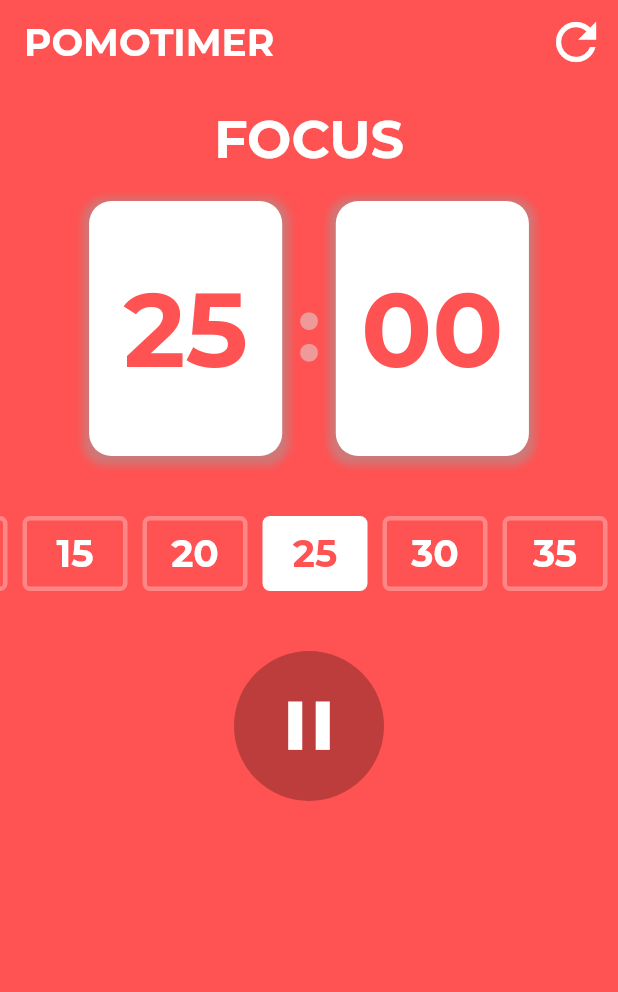
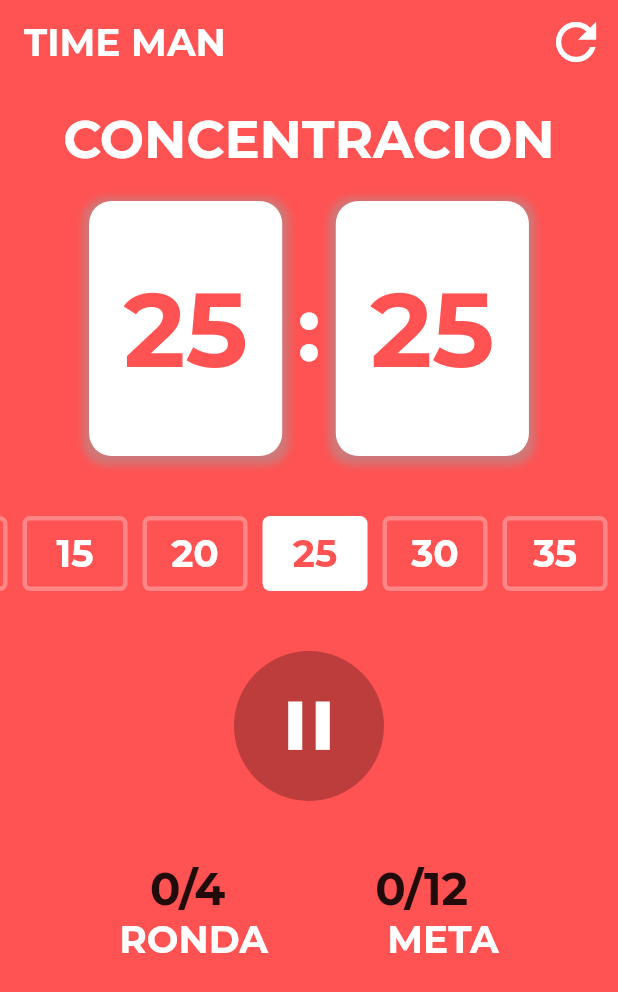
Before and after one commit to Leisonld28/timeman-app, a Flutter app: the screen it shows after launch, on a phone screen of 412 x 824 dp. Shown: the top 992 px of the screen. Run offline on Flutter 3.47's test engine with Material 2 defaults, Android fonts, the light colour scheme and no system bars; our stand-ins replace google_fonts.

Commit message:
Implementacion funcionalidad de tiempo

```diff
--- a/lib/main.dart
+++ b/lib/main.dart
@@ -1,8 +1,13 @@
 import 'package:flutter/material.dart';
+import 'package:provider/provider.dart';
 import 'package:timeman_app/pomodoroscreen.dart';
+import 'package:timeman_app/widgets/timerservice.dart';
 
 void main() {
-  runApp(MyApp());
+  runApp(ChangeNotifierProvider<TimerService>(
+    create: (_) => TimerService(),
+    child: MyApp(),
+  ));
 }
 
 class MyApp extends StatelessWidget {
--- a/lib/pomodoroscreen.dart
+++ b/lib/pomodoroscreen.dart
@@ -1,4 +1,5 @@
 import 'package:flutter/material.dart';
+import 'package:timeman_app/widgets/progresswidget.dart';
 import 'package:timeman_app/widgets/timecard.dart';
 import 'package:timeman_app/widgets/timecontroller.dart';
 import 'package:timeman_app/widgets/timeoptions.dart';
@@ -13,7 +14,7 @@ class PomodoroScreen extends StatelessWidget {
         elevation: 0,
         backgroundColor: Colors.redAccent,
         title: Text(
-          "POMOTIMER",
+          "TIME MAN",
           style: textStyle(25, Colors.white, FontWeight.w700),
         ),
         actions: [
@@ -39,7 +40,11 @@ class PomodoroScreen extends StatelessWidget {
               SizedBox(
                 height: 40,
               ),
-              TimeController()
+              TimeController(),
+              SizedBox(
+                height: 40,
+              ),
+              ProgressWidget()
             ],
           ),
         ),
--- a/lib/widgets/progresswidget.dart
+++ b/lib/widgets/progresswidget.dart
@@ -11,11 +11,24 @@ class ProgressWidget extends StatelessWidget {
           children: [
             Text(
               "0/4",
-              style: textStyle(30, Colors.grey[350], FontWeight.bold),
+              style: textStyle(30, Colors.grey[370], FontWeight.bold),
             ),
             Text(
               "0/12",
-              style: textStyle(30, Colors.grey[350], FontWeight.bold),
+              style: textStyle(30, Colors.grey[370], FontWeight.bold),
+            )
+          ],
+        ),
+        Row(
+          mainAxisAlignment: MainAxisAlignment.spaceEvenly,
+          children: [
+            Text(
+              "RONDA",
+              style: textStyle(25, Colors.white, FontWeight.bold),
+            ),
+            Text(
+              "META",
+              style: textStyle(25, Colors.white, FontWeight.bold),
             )
           ],
         )
--- a/lib/widgets/timecard.dart
+++ b/lib/widgets/timecard.dart
@@ -1,14 +1,19 @@
 import 'package:flutter/material.dart';
+import 'package:provider/provider.dart';
 import 'package:timeman_app/utils.dart';
+import 'package:timeman_app/widgets/timerservice.dart';
 
 class TimerCard extends StatelessWidget {
   const TimerCard({super.key});
 
   @override
   Widget build(BuildContext context) {
+    final provider = Provider.of<TimerService>(context);
+    final seconds = provider.currentDuration ~/ 60;
     return Column(
       children: [
-        Text("FOCUS", style: textStyle(35, Colors.white, FontWeight.w700)),
+        Text("CONCENTRACION",
+            style: textStyle(35, Colors.white, FontWeight.w700)),
         const SizedBox(height: 20),
         Row(
           mainAxisAlignment: MainAxisAlignment.center,
@@ -27,13 +32,13 @@ class TimerCard extends StatelessWidget {
                           offset: const Offset(0, 2))
                     ]),
                 child: Center(
-                  child: Text("25",
+                  child: Text((provider.currentDuration ~/ 60).toString(),
                       style: textStyle(70, Colors.redAccent, FontWeight.bold)),
                 )),
             const SizedBox(width: 10),
             Text(
               ":",
-              style: textStyle(60, Colors.red[200], FontWeight.bold),
+              style: textStyle(60, Colors.white, FontWeight.bold),
             ),
             const SizedBox(width: 10),
             Container(
@@ -50,7 +55,10 @@ class TimerCard extends StatelessWidget {
                           offset: const Offset(0, 2))
                     ]),
                 child: Center(
-                  child: Text("00",
+                  child: Text(
+                      seconds == 0
+                          ? "${seconds.round()}0"
+                          : seconds.round().toString(),
                       style: textStyle(70, Colors.redAccent, FontWeight.bold)),
                 )),
           ],
--- a/lib/widgets/timeoptions.dart
+++ b/lib/widgets/timeoptions.dart
@@ -1,23 +1,27 @@
 import 'package:flutter/material.dart';
 import 'package:timeman_app/utils.dart';
+import 'package:provider/provider.dart';
+
+import 'package:timeman_app/widgets/timerservice.dart';
 
 class TimeOptions extends StatelessWidget {
   const TimeOptions({super.key});
 
-  final double selectedTime = 1500;
-
   @override
   Widget build(BuildContext context) {
+    final provider = Provider.of<TimerService>(context);
     return SingleChildScrollView(
       controller: ScrollController(initialScrollOffset: 155),
       scrollDirection: Axis.horizontal,
       child: Row(
         children: selectableTimes.map((time) {
-          return Container(
+          return InkWell(
+            onTap: () => provider.selectTime(double.parse(time)),
+            child: Container(
               margin: const EdgeInsets.only(left: 10),
               width: 70,
               height: 50,
-            decoration: int.parse(time) == selectedTime
+              decoration: int.parse(time) == provider.selectedTime
                   ? BoxDecoration(
                       color: Colors.white,
                       borderRadius: BorderRadius.circular(5),
@@ -31,10 +35,11 @@ class TimeOptions extends StatelessWidget {
                   (int.parse(time) ~/ 60).toString(),
                   style: textStyle(
                       25,
-                    int.parse(time) == selectedTime
+                      int.parse(time) == provider.selectedTime
                           ? Colors.redAccent
                           : Colors.white,
                       FontWeight.w700),
+                ),
               ),
             ),
           );
--- /dev/null
+++ b/lib/widgets/timerservice.dart
@@ -0,0 +1,15 @@
+import 'dart:async';
+
+import 'package:flutter/material.dart';
+
+class TimerService extends ChangeNotifier {
+  late Timer timer;
+  double currentDuration = 1500;
+  double selectedTime = 1500;
+
+  void selectTime(double seconds) {
+    selectedTime = seconds;
+    currentDuration = seconds;
+    notifyListeners();
+  }
+}
```
Lines whose indentation alone changed are shown as unchanged.
